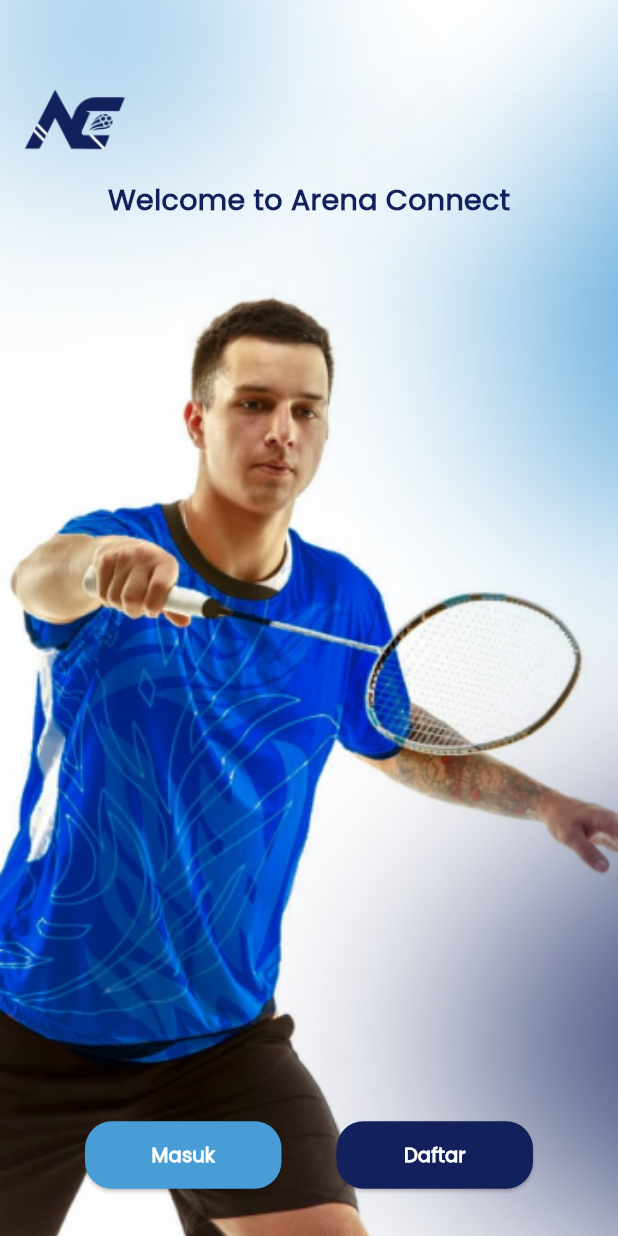
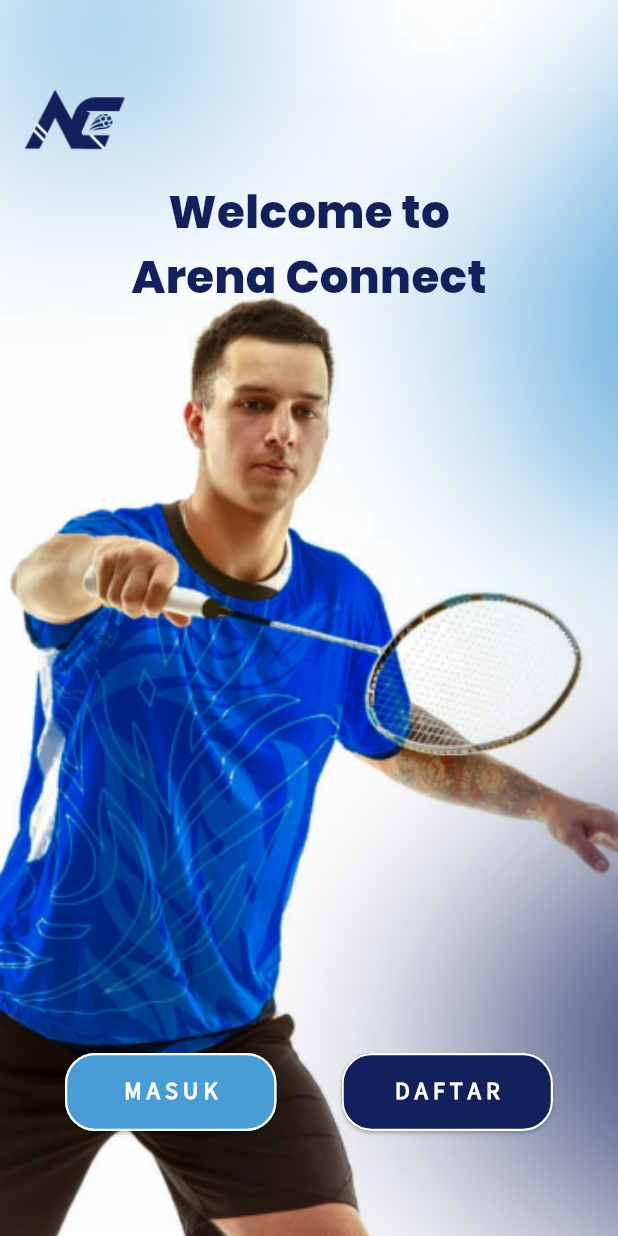
Before and after one commit to iammburg/arena-connect, a Flutter app: the screen it shows after launch, on a phone screen of 412 x 824 dp. Run offline on Flutter 3.47's test engine with Material 3 defaults, Android fonts, the phone set to English and light mode, and no system bars; our stand-ins replace carousel_slider, decimal, device_preview, image_picker, shared_preferences.

Commit message:
Fix: HomeScreen view and add Poppins-ExtraBold Fonts in theme, pubspec

```diff
--- a/lib/config/theme.dart
+++ b/lib/config/theme.dart
@@ -7,6 +7,13 @@
 Color white = const Color(0xFFFFFFFF);
 
 // Font Styles
+TextStyle superFont0 = TextStyle(
+  fontFamily: 'Poppins-Bold',
+  fontWeight: FontWeight.w300,
+  fontSize: 30,
+  color: primary,
+);
+
 TextStyle superFont1 = TextStyle(
   fontFamily: 'Poppins',
   fontWeight: FontWeight.w900,
@@ -128,6 +135,20 @@
 );
 
 // Button Font Styles
+TextStyle daftarButtonFont = TextStyle(
+  fontFamily: 'Source Sans Pro',
+  fontWeight: FontWeight.bold,
+  fontSize: 16,
+  color: white,
+);
+
+TextStyle masukButtonFont = TextStyle(
+  fontFamily: 'Source Sans Pro',
+  fontWeight: FontWeight.bold,
+  fontSize: 16,
+  color: white,
+);
+
 TextStyle buttonFont1 = TextStyle(
   fontFamily: 'Poppins',
   fontWeight: FontWeight.bold,
@@ -211,6 +232,30 @@
     ),
     padding: const EdgeInsets.symmetric(vertical: 13, horizontal: 20));
 
+ButtonStyle daftarButton = ElevatedButton.styleFrom(
+    minimumSize: const Size(141, 52),
+    backgroundColor: primary,
+    shape: RoundedRectangleBorder(
+      borderRadius: BorderRadius.circular(20),
+      side: const BorderSide(
+        color: Colors.white, // Warna stroke putih
+        width: 1.5, // Ketebalan stroke
+      ),
+    ),
+    padding: const EdgeInsets.symmetric(vertical: 12, horizontal: 20));
+
+ButtonStyle masukButton = ElevatedButton.styleFrom(
+    minimumSize: const Size(141, 52),
+    backgroundColor: secondary,
+    shape: RoundedRectangleBorder(
+      borderRadius: BorderRadius.circular(20),
+      side: const BorderSide(
+        color: Colors.white, // Warna stroke putih
+        width: 1.5, // Ketebalan stroke
+      ),
+    ),
+    padding: const EdgeInsets.symmetric(vertical: 12, horizontal: 20));
+
 ButtonStyle shortButtonPrimary = ElevatedButton.styleFrom(
     minimumSize: const Size(131, 32),
     backgroundColor: primary,
--- a/lib/homescreen.dart
+++ b/lib/homescreen.dart
@@ -38,15 +38,21 @@
                   ),
                   Center(
                     child: Text(
-                      "Welcome to Arena Connect",
-                      style: superFont1,
+                      "Welcome to",
+                      style: superFont0,
+                    ),
+                  ),
+                  Center(
+                    child: Text(
+                      "Arena Connect",
+                      style: superFont0,
                     ),
                   )
                 ],
               ),
               Center(
                 child: Padding(
-                  padding: const EdgeInsets.all(20),
+                  padding: const EdgeInsets.only(bottom: 60),
                   child: Column(
                     mainAxisAlignment: MainAxisAlignment.end,
                     mainAxisSize: MainAxisSize.max,
@@ -58,20 +64,20 @@
                             onPressed: () {
                               Navigator.pushNamed(context, '/login');
                             },
-                            style: shortButtonSecondary,
+                            style: masukButton,
                             child: Text(
-                              "Masuk",
-                              style: buttonFont3,
+                              "M A S U K",
+                              style: masukButtonFont,
                             ),
                           ),
                           ElevatedButton(
                             onPressed: () {
                               Navigator.pushNamed(context, '/register');
                             },
-                            style: shortButtonPrimary,
+                            style: daftarButton,
                             child: Text(
-                              "Daftar",
-                              style: buttonFont3,
+                              "D A F T A R",
+                              style: daftarButtonFont,
                             ),
                           ),
                         ],
--- a/pubspec.yaml
+++ b/pubspec.yaml
@@ -33,6 +33,9 @@
         - family: Poppins
           fonts:
               - asset: fonts/Poppins-Regular.ttf
+        - family: Poppins-Bold
+          fonts:
+             - asset: fonts/Poppins-ExtraBold.ttf
         - family: Source Sans Pro
           fonts:
               - asset: fonts/SourceSans3-Regular.ttf
```
Also changed, not shown: fonts/Poppins-ExtraBold.ttf (added), pubspec.lock.
